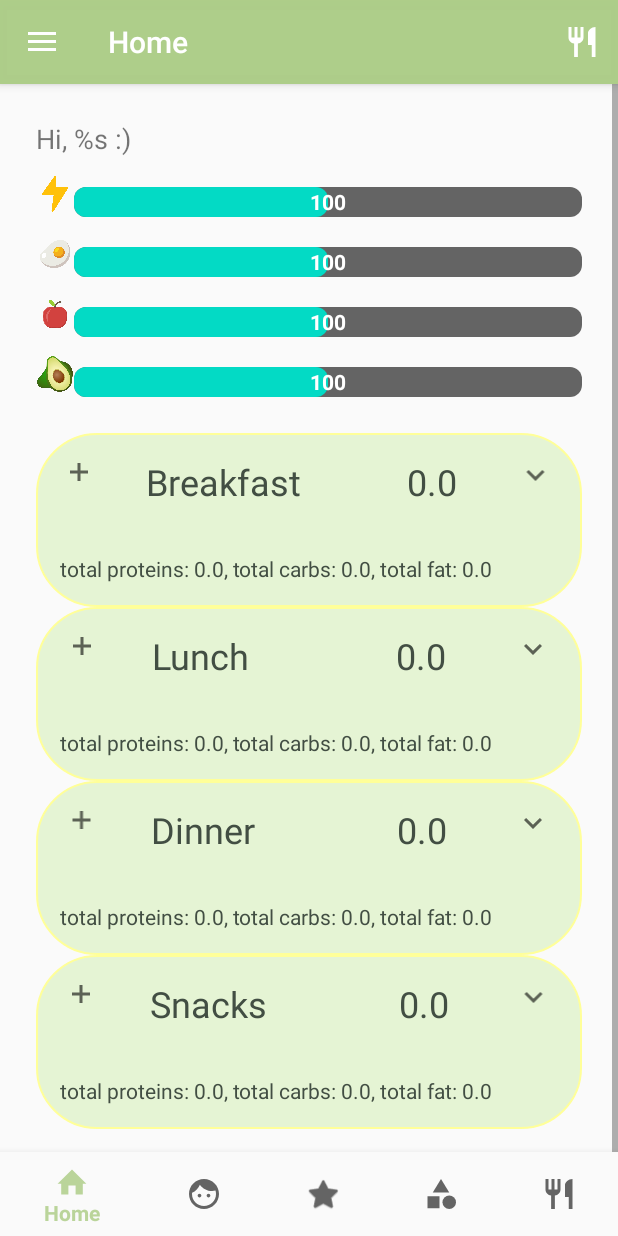
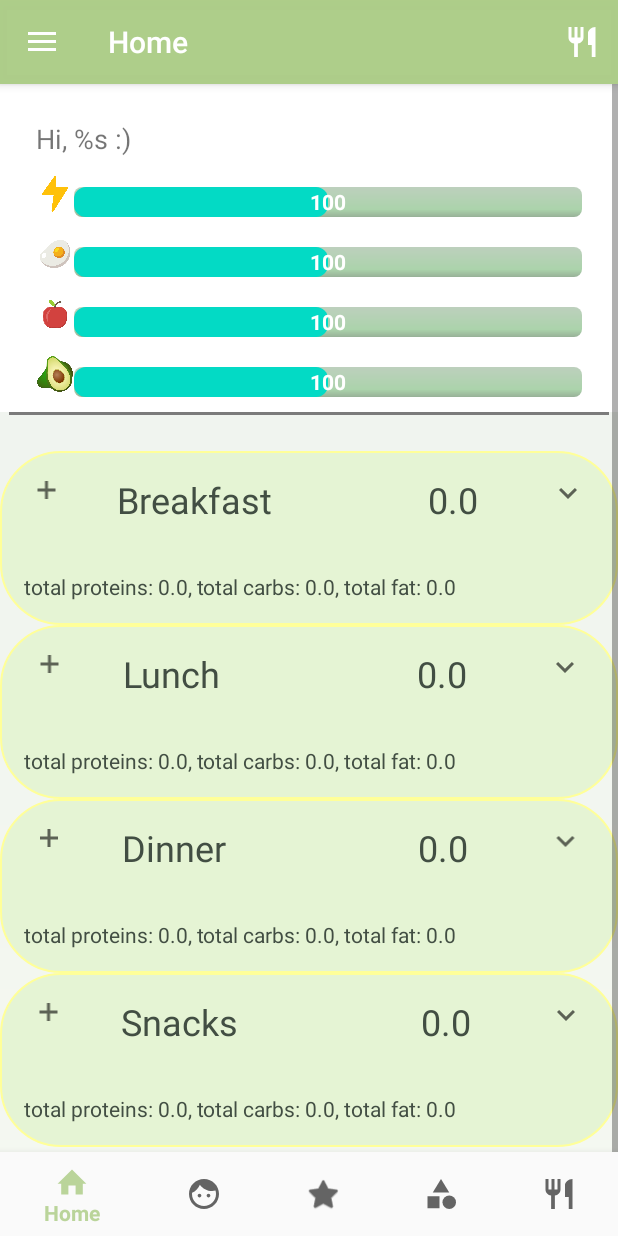
Before and after one commit to KateJud/count_calories2, an Android app: the HomeFragment screen opened directly, with no data from a screen before it, on a phone screen of 412 x 824 dp. Run offline under Robolectric (Android 15) with nearby library versions, the phone set to English and light mode, and no system bars; our stand-ins replace navigation-ui; libraries missing offline, so code that uses them is left out: com.facebook.stetho; 2 statements that could not run were skipped.

Commit message:
progress bar function finished

```diff
--- /dev/null
+++ b/app/src/main/res/drawable/bg_all.xml
@@ -0,0 +1,7 @@
+<?xml version="1.0" encoding="utf-8"?>
+<shape xmlns:android="http://schemas.android.com/apk/res/android">
+    <gradient
+        android:startColor="#EEF2EE"
+        android:endColor="#F5F8F1"
+        android:angle="-135" />
+</shape>
--- a/app/src/main/res/drawable/custom_progress_bar.xml
+++ b/app/src/main/res/drawable/custom_progress_bar.xml
@@ -1,12 +1,15 @@
 <?xml version="1.0" encoding="utf-8"?>
 <layer-list xmlns:android="http://schemas.android.com/apk/res/android">
-    <item android:id="@android:id/background"
-        android:gravity="center_vertical|fill_horizontal">
-        <shape android:shape="rectangle"
-            android:tint="?attr/colorControlNormal">
-            <corners android:radius="8dp"/>
-            <size android:height="20dp" />
-            <solid android:color="#90caf9" />
+    <item android:id="@android:id/background">
+        <shape>
+            <corners android:radius="5dip" />
+
+            <gradient
+                android:angle="270"
+                android:centerColor="#ABD3AB"
+                android:centerY="0.75"
+                android:endColor="#98B198"
+                android:startColor="#BDD0BD" />
         </shape>
     </item>
     <item android:id="@android:id/secondaryProgress"
--- a/app/src/main/res/layout/fragment_home.xml
+++ b/app/src/main/res/layout/fragment_home.xml
@@ -3,22 +3,28 @@
     android:layout_width="fill_parent"
     android:layout_height="match_parent"
     android:fitsSystemWindows="true"
-    android:orientation="vertical">
+    android:orientation="vertical"
+    android:background="@drawable/bg_all">
+
 
     <LinearLayout
         android:layout_width="match_parent"
         android:layout_height="wrap_content"
-        android:layout_marginLeft="24dp"
-        android:layout_marginRight="24dp"
         android:orientation="vertical"
         >
-
+        <!-- White header -->
+        <TableLayout
+            android:layout_width="match_parent"
+            android:layout_height="wrap_content"
+            android:background="@color/white">
         <!-- Hi -->
         <TextView
             android:id="@+id/textViewHi"
             android:layout_width="match_parent"
             android:layout_height="wrap_content"
             android:layout_marginTop="24dp"
+            android:layout_marginLeft="24dp"
+            android:layout_marginRight="24dp"
             android:layout_weight="80"
             android:text="@string/hi"
             android:textSize="18sp" />
@@ -27,7 +33,10 @@
         <!-- Progress bar -->
         <TableLayout
             android:layout_width="match_parent"
-            android:layout_height="wrap_content">
+            android:layout_height="wrap_content"
+            android:layout_marginLeft="24dp"
+            android:layout_marginRight="24dp"
+            android:layout_marginBottom="10dp">
 
             <!-- Energy -->
             <TableRow android:layout_width="match_parent"
@@ -145,10 +154,6 @@
                 </RelativeLayout>
             </TableRow>
             <!-- // Carbs -->
-
-        </TableLayout>
-        <!-- // Progress bar -->
-
             <!-- Fat -->
             <TableRow android:layout_width="match_parent"
                 android:layout_height="wrap_content"
@@ -187,8 +192,18 @@
                 </RelativeLayout>
             </TableRow>
             <!-- // Fat -->
+        </TableLayout>
+        <!-- // Progress bar -->
 
+    </TableLayout>
+    <!-- // White header -->
 
+        <View
+            android:layout_width="match_parent"
+            android:layout_height="2dp"
+            android:background="#7b7b7b"
+            android:layout_marginLeft="6dp"
+            android:layout_marginRight="6dp" />
 
         <!-- Today result -->
         <TableLayout
--- a/app/src/main/res/values/colors.xml
+++ b/app/src/main/res/values/colors.xml
@@ -8,7 +8,7 @@
     <color name="login_form_details_light">#E0F9C3</color>
     <color name="login_form_details_medium">#859886</color>
     <color name="gray">#878A87</color>
-    <color name="white">#F2F8F2</color>
+    <color name="white">#FFFFFF</color>
 
     <color name="my_green">#4CAF50</color>
     <color name="my_yellow">#FFC107</color>
--- a/app/src/main/res/values/strings.xml
+++ b/app/src/main/res/values/strings.xml
@@ -186,4 +186,7 @@
     <string name="components"> proteins: %s, carbs:  %s, fat:  %s </string>
     <string name="write_name_of_food">write name of food here</string>
 
+    <string name="format_progres_kcal">%s/%s kcal</string>
+    <string name="format_progres_g">%s/%s g</string>
+
 </resources>
```
Also changed, not shown: app/src/main/java/com/example/dietstram/ui/home/HomeFragment.java (+92 -12 lines). Lines whose indentation alone changed are shown as unchanged.
